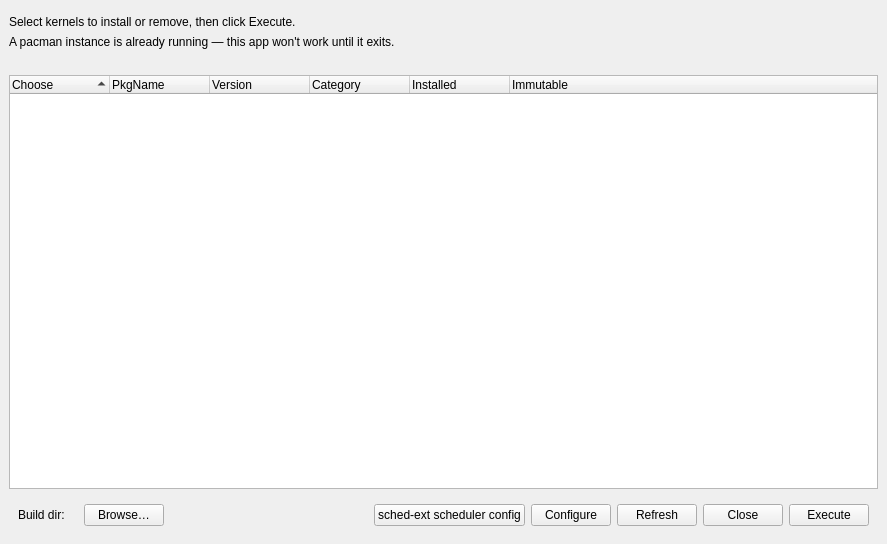
The window that src/km-window.ui (MadGoatHaz/kernel-manager) describes before a commit, drawn with Qt 5.
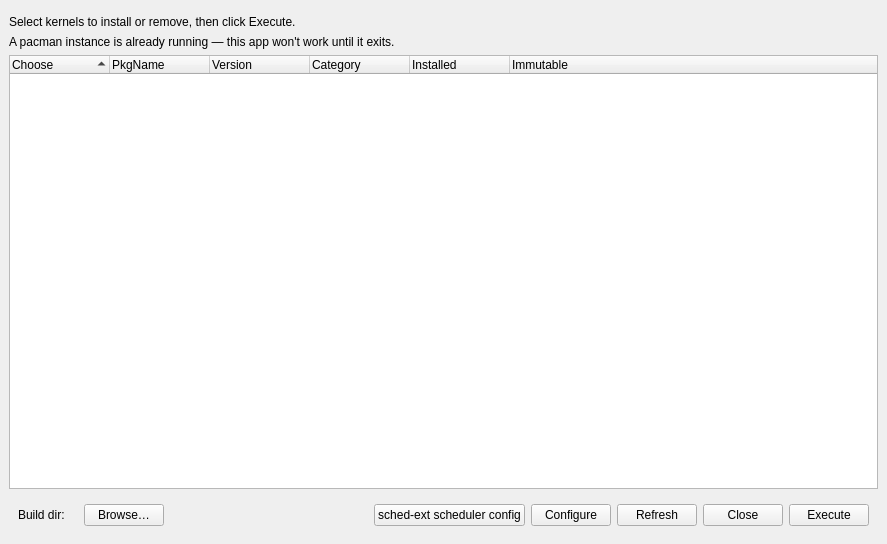
The same window after the commit.

```diff
--- a/src/km-window.ui
+++ b/src/km-window.ui
@@ -59,20 +59,7 @@
      </widget>
     </item>
     <item>
-     <spacer name="horizontalSpacer_3">
-      <property name="orientation">
-       <enum>Qt::Orientation::Horizontal</enum>
-      </property>
-      <property name="sizeHint" stdset="0">
-       <size>
-        <width>40</width>
-        <height>20</height>
-       </size>
-      </property>
-     </spacer>
-    </item>
-    <item>
-     <widget class="QTreeWidget" name="treeKernels">
+      <widget class="QTreeWidget" name="treeKernels">
       <property name="frameShadow">
        <enum>QFrame::Shadow::Raised</enum>
       </property>
```
